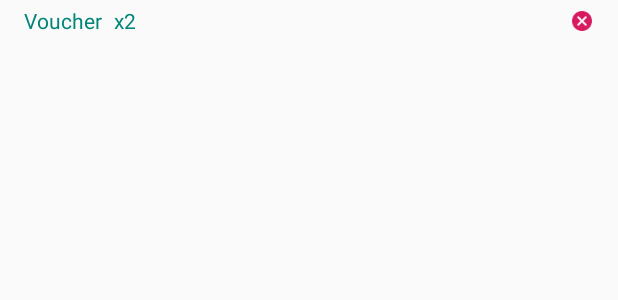
After one commit to AlvaroChambi/Challenge, an Android app: the layout selected_products_item_layout.xml on its own in the app's theme, with its tools: preview values and no code run, on a phone screen of 412 x 824 dp. The commit adds this screen. Shown: the top 300 px of the screen. Run offline under Robolectric (Android 15) with nearby library versions, the phone set to English and light mode, and no system bars.

Commit message:
Added selected products implementation

```diff
--- a/app/src/main/java/es/developer/achambi/cabifychallenge/core/products/ui/ProductsActivity.java
+++ b/app/src/main/java/es/developer/achambi/cabifychallenge/core/products/ui/ProductsActivity.java
@@ -12,6 +12,7 @@ public class ProductsActivity extends AppCompatActivity {
     protected void onCreate(@Nullable Bundle savedInstanceState) {
         super.onCreate(savedInstanceState);
         setContentView(R.layout.base_activity);
+        setTitle(R.string.products_activity_title);
         if( savedInstanceState == null) {
             FragmentManager manager = getSupportFragmentManager();
             manager.beginTransaction().add( R.id.base_fragment_frame,
--- a/app/src/main/java/es/developer/achambi/cabifychallenge/core/products/ui/viewmodel/ProductPresentation.java
+++ b/app/src/main/java/es/developer/achambi/cabifychallenge/core/products/ui/viewmodel/ProductPresentation.java
@@ -1,10 +1,12 @@
 package es.developer.achambi.cabifychallenge.core.products.ui.viewmodel;
 
 public class ProductPresentation {
+    public final String code;
     public final String name;
     public final String price;
 
-    public ProductPresentation(String name, String price) {
+    public ProductPresentation(String code, String name, String price) {
+        this.code = code;
         this.name = name;
         this.price = price;
     }
--- a/app/src/main/java/es/developer/achambi/cabifychallenge/core/products/ui/viewmodel/ProductPresentationBuilder.java
+++ b/app/src/main/java/es/developer/achambi/cabifychallenge/core/products/ui/viewmodel/ProductPresentationBuilder.java
@@ -23,6 +23,7 @@ public class ProductPresentationBuilder {
 
     static ProductPresentation buildPresentation( Context context, Product product ) {
         return new ProductPresentation(
+                product.getProductCode(),
                 product.getProductName(),
                 buildFormattedPrice( context,
                         String.valueOf( product.getProductPrice() ))
--- /dev/null
+++ b/app/src/main/res/layout/selected_products_item_layout.xml
@@ -0,0 +1,60 @@
+<?xml version="1.0" encoding="utf-8"?>
+<layout
+    xmlns:android="http://schemas.android.com/apk/res/android"
+    xmlns:app="http://schemas.android.com/apk/res-auto"
+    xmlns:tools="http://schemas.android.com/tools">
+    <data>
+        <import type="android.view.View" />
+        <variable
+            name="selected"
+            type="es.developer.achambi.cabifychallenge.core.selected.SelectedProductPresentation" />
+    </data>
+
+    <androidx.constraintlayout.widget.ConstraintLayout
+        android:layout_width="match_parent"
+        android:layout_height="wrap_content"
+        android:paddingLeft="8dp"
+        android:paddingRight="8dp"
+        android:paddingTop="4dp"
+        android:paddingBottom="4dp">
+
+        <TextView
+            android:id="@+id/selected_product_name"
+            android:layout_width="wrap_content"
+            android:layout_height="wrap_content"
+            android:layout_marginStart="8dp"
+            android:text="@{selected.name}"
+            android:textColor="@color/colorPrimary"
+            app:layout_constraintBottom_toBottomOf="@+id/selected_product_quantity"
+            app:layout_constraintStart_toStartOf="parent"
+            app:layout_constraintTop_toTopOf="@+id/selected_product_quantity"
+            tools:text="Voucher" />
+
+        <TextView
+            android:id="@+id/selected_product_quantity"
+            android:layout_width="wrap_content"
+            android:layout_height="wrap_content"
+            android:layout_marginStart="8dp"
+            android:layout_marginEnd="8dp"
+            android:text="@{selected.quantity}"
+            android:textColor="@color/colorPrimary"
+            app:layout_constraintBottom_toBottomOf="@+id/remove_product_button"
+            app:layout_constraintEnd_toStartOf="@+id/remove_product_button"
+            app:layout_constraintHorizontal_bias="0.0"
+            app:layout_constraintStart_toEndOf="@+id/selected_product_name"
+            app:layout_constraintTop_toTopOf="@+id/remove_product_button"
+            tools:text="x2" />
+
+        <ImageView
+            android:id="@+id/remove_product_button"
+            android:layout_width="16dp"
+            android:layout_height="16dp"
+            android:layout_marginEnd="8dp"
+            android:src="@drawable/baseline_cancel_black_18dp"
+            android:tint="@color/colorAccent"
+            app:layout_constraintBottom_toBottomOf="parent"
+            app:layout_constraintEnd_toEndOf="parent"
+            app:layout_constraintTop_toTopOf="parent"
+            tools:ignore="ContentDescription" />
+    </androidx.constraintlayout.widget.ConstraintLayout>
+</layout>
--- a/app/src/main/res/values/colors.xml
+++ b/app/src/main/res/values/colors.xml
@@ -3,4 +3,5 @@
     <color name="colorPrimary">#008577</color>
     <color name="colorPrimaryDark">#00574B</color>
     <color name="colorAccent">#D81B60</color>
+    <color name="colorTextButton">#FFFFFF</color>
 </resources>
--- a/app/src/main/res/values/strings.xml
+++ b/app/src/main/res/values/strings.xml
@@ -3,4 +3,8 @@
     <string name="product_price">%1$s €</string>
     <string name="network_error_message">Ops! Something went wrong, please try again later</string>
     <string name="error_try_again_tag">Try again</string>
+    <string name="discounts_text">discounts: 2x1 on Voucher items and 19€ for each T-Shirt if you buy 3 or more! </string>
+    <string name="checkout_button_tag">CHECKOUT</string>
+    <string name="quantity_format">x%1$s</string>
+    <string name="products_activity_title">Cabify store products</string>
 </resources>
```
Also changed, not shown: app/src/main/java/es/developer/achambi/cabifychallenge/ChallengeApplication.java (+6 -1 lines), app/src/main/java/es/developer/achambi/cabifychallenge/ProductsAssembler.java (+12 -1 lines), app/src/main/java/es/developer/achambi/cabifychallenge/core/products/data/Product.java (+10 -0 lines), app/src/main/java/es/developer/achambi/cabifychallenge/core/products/data/ProductsRepository.java (+59 -0 lines), app/src/main/java/es/developer/achambi/cabifychallenge/core/products/ui/ProductsAdapter.java (+18 -1 lines), app/src/main/java/es/developer/achambi/cabifychallenge/core/products/ui/ProductsFragment.java (+29 -2 lines), app/src/main/java/es/developer/achambi/cabifychallenge/core/products/ui/viewmodel/ProductsViewModel.java (+1 -6 lines), app/src/main/java/es/developer/achambi/cabifychallenge/core/selected/SelectedProductPresentation.java (added, +13 -0 lines), app/src/main/java/es/developer/achambi/cabifychallenge/core/selected/SelectedProductPresentationBuilder.java (added, +30 -0 lines), app/src/main/java/es/developer/achambi/cabifychallenge/core/selected/SelectedProductsAdapter.java (added, +111 -0 lines), app/src/main/java/es/developer/achambi/cabifychallenge/core/selected/viewmodel/SelectedProductsViewModel.java (added, +48 -0 lines), app/src/main/java/es/developer/achambi/cabifychallenge/core/selected/viewmodel/SelectedProductsViewModelFactory.java (added, +26 -0 lines), app/src/main/res/layout/products_fragment_layout.xml (+57 -7 lines), app/src/main/res/drawable/baseline_cancel_black_18dp.png (added).
